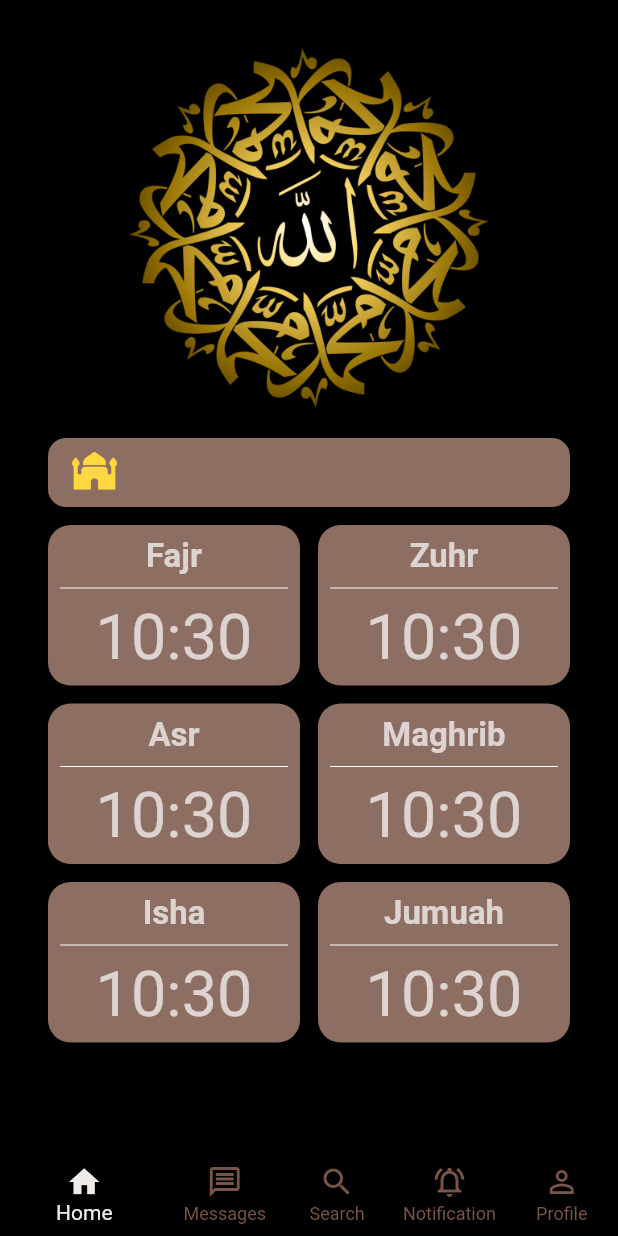
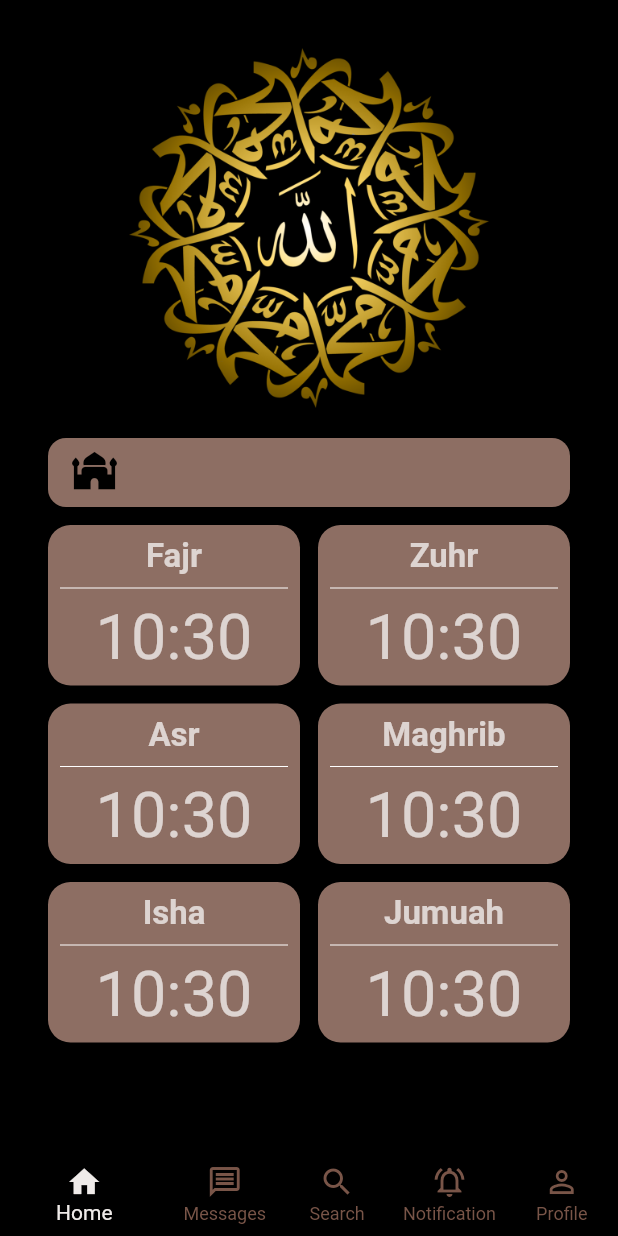
Before and after one commit to tanvirarifsiddiqui/jadwal, a Flutter app: the DashboardOfFragments screen opened directly, on a phone screen of 412 x 824 dp. Run offline on Flutter 3.47's test engine with Material 2 defaults, Android fonts, the phone set to English and light mode, and no system bars; our stand-ins replace flutter_image_compress, flutter_slidable, fluttertoast, get, image_picker, shared_preferences; accounts and stored records are empty; network calls fail.

Commit message:
change preferable color combination

```diff
--- a/lib/users/fragments/home_fragment_screen.dart
+++ b/lib/users/fragments/home_fragment_screen.dart
@@ -9,8 +9,8 @@ class HomeFragmentScreen extends StatefulWidget {
 
 class _HomeFragmentScreenState extends State<HomeFragmentScreen> {
   final CurrentMosque _currentMosque1 = Get.put(CurrentMosque());
-  final CurrentMosque _currentMosque2 = Get.put(CurrentMosque());
-  final CurrentMosque _currentMosque3 = Get.put(CurrentMosque());
+  // final CurrentMosque _currentMosque2 = Get.put(CurrentMosque());
+  // final CurrentMosque _currentMosque3 = Get.put(CurrentMosque());
 
   bool _dataFetched = false; // Track if data has been fetched
 
@@ -59,7 +59,7 @@ class _HomeFragmentScreenState extends State<HomeFragmentScreen> {
       ),
       child: Row(
         children: [
-          const Icon(Icons.mosque,size: 30,color: Colors.amberAccent,),
+          const Icon(Icons.mosque,size: 30,color: Colors.black,),
           const SizedBox(width: 16,),
           Center(
             child: Text(
```
Also changed, not shown: lib/users/fragments/search_fragment_screen.dart (+6 -5 lines).
